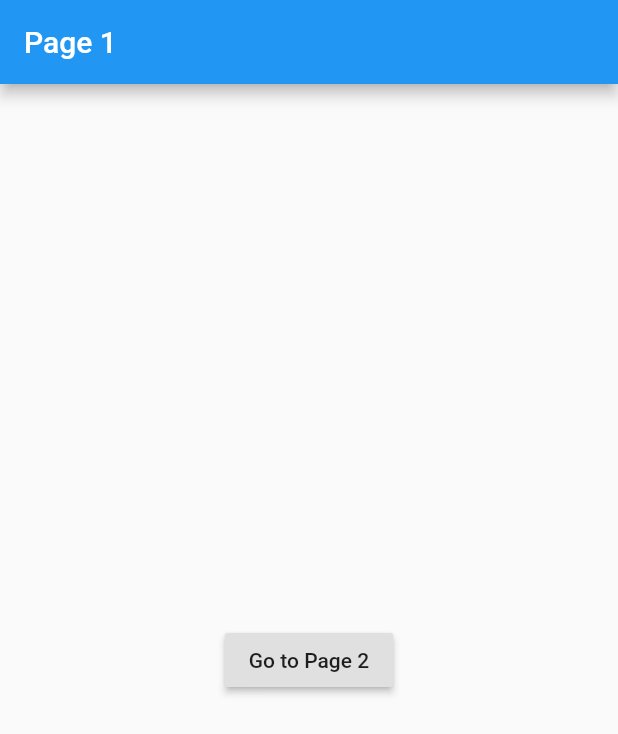
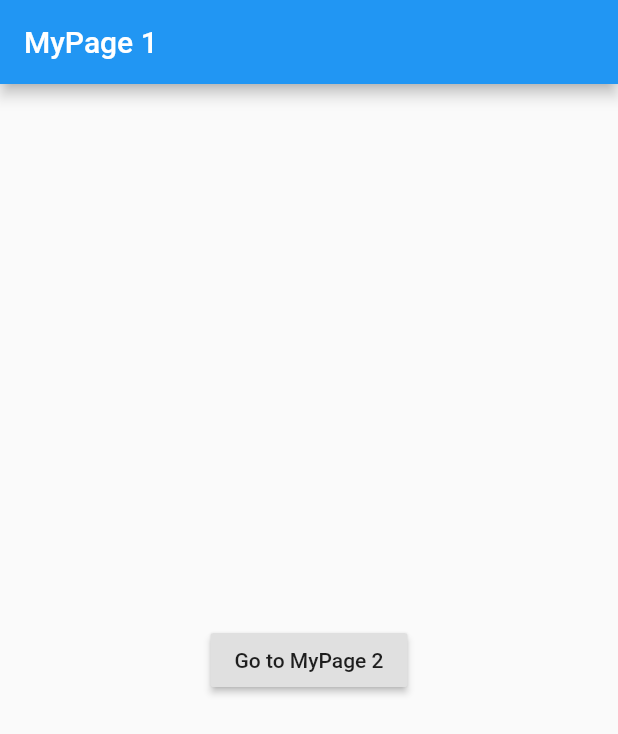
Before and after one commit to mareiirie/Flutter_Sample_App2, a Flutter app: the screen it shows after launch, on a phone screen of 412 x 824 dp. Shown: the top 734 px of the screen. Run offline on Flutter 3.47's test engine with Material 2 defaults, Android fonts, the phone set to English and light mode, and no system bars.

Commit message:
画面遷移２

```diff
--- a/lib/main.dart
+++ b/lib/main.dart
@@ -3,33 +3,31 @@ import 'package:flutter/material.dart';
 void main() => runApp(MyApp());
 
 class MyApp extends StatelessWidget {
-  // This widget is the root of your application.
   @override
   Widget build(BuildContext context) {
     return MaterialApp(
-      title: 'Flutter Demo',
-      theme: ThemeData(
-        primarySwatch: Colors.blue,
-      ),
-      home: Page1(),
-      routes: <String, WidgetBuilder>{
-        '/page-1': (BuildContext context) => new Page1(),
-        '/page-2': (BuildContext context) => new Page2(),
-      },
+      theme: ThemeData(primarySwatch: Colors.blue),
+      home: MyPage1(),
     );
   }
 }
 
-class Page1 extends StatelessWidget {
+class MyPage1 extends StatelessWidget {
   @override
   Widget build(BuildContext context) {
     return Scaffold(
-      appBar: AppBar(title: Text('Page 1')),
+      appBar: AppBar(title: Text('MyPage 1')),
       body: Center(
         child: RaisedButton(
-          child: Text('Go to Page 2'),
+          child: Text('Go to MyPage 2'),
           onPressed: () {
-            Navigator.pushNamed(context, '/page-2');
+            Navigator.push(
+              context,
+              new MaterialPageRoute<Null>(
+                settings: const RouteSettings(name: "/my-page-2"),
+                builder: (BuildContext context) => MyPage2(/* 必要なパラメータがあればここで渡す */),
+              ),
+            );
           },
         ),
       ),
@@ -37,7 +35,7 @@ class Page1 extends StatelessWidget {
   }
 }
 
-class Page2 extends StatelessWidget {
+class MyPage2 extends StatelessWidget {
   @override
   Widget build(BuildContext context) {
     return Scaffold(
```
